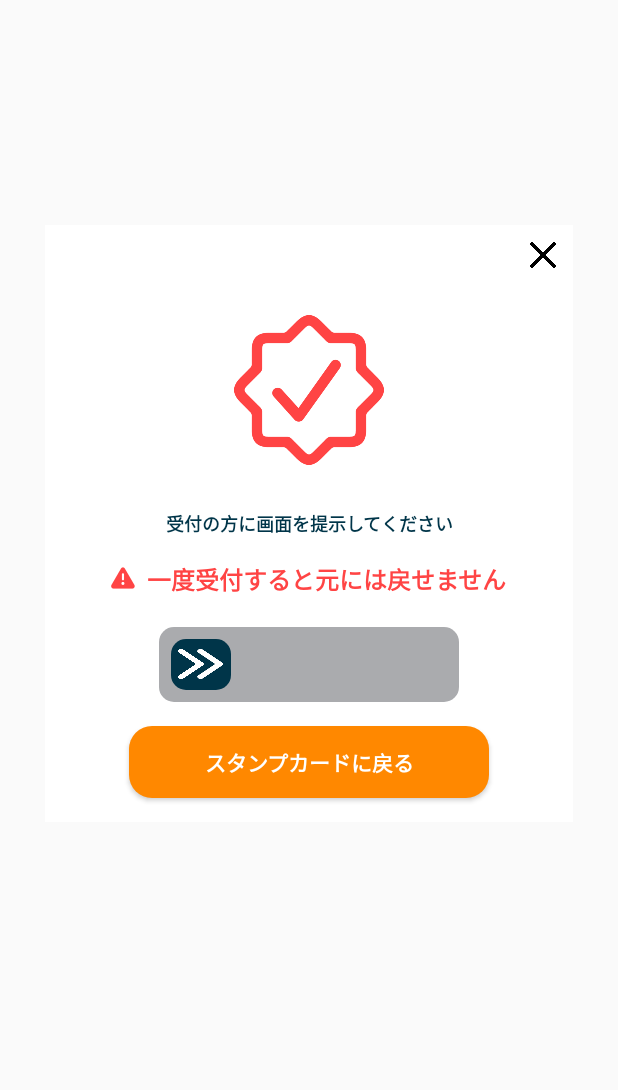
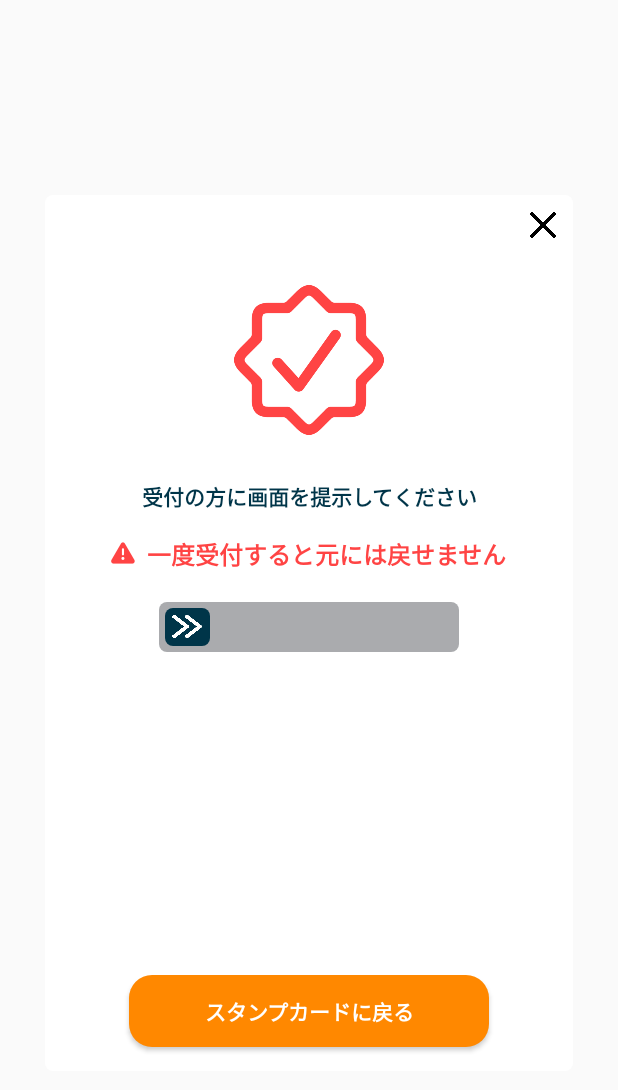
Before and after one commit to x-hajime-yasuda/StampWars_Android, an Android app: the layout receive_reward.xml on its own in the app's theme, with its tools: preview values and no code run, on a phone screen of 412 x 824 dp. Shown: the top 1090 px of the screen. Run offline under Robolectric (Android 15) with nearby library versions, the light colour scheme and no system bars.

Commit message:
スタンプカード画面のレイアウト修正

```diff
--- a/app/src/main/res/drawable/receive_switch_thumb.xml
+++ b/app/src/main/res/drawable/receive_switch_thumb.xml
@@ -1,18 +1,18 @@
 <?xml version="1.0" encoding="utf-8"?>
 <layer-list xmlns:android="http://schemas.android.com/apk/res/android">
     <item
-        android:start="8dp"
-        android:end="8dp"
-        android:top="8dp"
-        android:bottom="8dp">
+        android:start="4dp"
+        android:end="4dp"
+        android:top="4dp"
+        android:bottom="4dp">
         <shape android:shape="rectangle" android:tint="@color/primary_20">
-            <size android:width="40dp" android:height="30dp"></size>
-            <corners android:radius="10dp" />
+            <size android:width="30dp" android:height="25dp"></size>
+            <corners android:radius="5dp" />
         </shape>
     </item>
     <item
-        android:width="30dp"
-        android:height="20dp"
+        android:width="20dp"
+        android:height="15dp"
         android:gravity="center">
         <bitmap android:src="@drawable/chevron_double_right"
             android:tint="@color/white"></bitmap>
--- a/app/src/main/res/drawable/receive_switch_track.xml
+++ b/app/src/main/res/drawable/receive_switch_track.xml
@@ -4,11 +4,10 @@
         <shape
             android:shape="rectangle">
             <size
-                android:width="300dp"
-                android:height="50dp" />
+                android:height="30dp" />
             <solid android:color="#FFAAABAE"></solid>
             <corners
-                android:radius="10dp" />
+                android:radius="5dp" />
         </shape>
     </item>
 
@@ -16,10 +15,10 @@
         <shape
             android:shape="rectangle">
             <size
-                android:height="40dp" />
+                android:height="30dp" />
             <solid android:color="@color/teal_200"></solid>
             <corners
-                android:radius="10dp" />
+                android:radius="5dp" />
         </shape>
     </item>
 </selector>
--- a/app/src/main/res/layout/receive_reward.xml
+++ b/app/src/main/res/layout/receive_reward.xml
@@ -4,12 +4,12 @@
     xmlns:tools="http://schemas.android.com/tools"
     android:id="@+id/layout"
     android:layout_width="match_parent"
-    android:layout_height="wrap_content"
+    android:layout_height="match_parent"
     android:layout_marginLeft="30dp"
-    android:layout_marginTop="150dp"
+    android:layout_marginTop="130dp"
     android:layout_marginRight="30dp"
-    android:layout_marginBottom="90dp"
-    android:background="@color/white"
+    android:layout_marginBottom="110dp"
+    android:background="@drawable/list_background"
     android:orientation="vertical"
     android:topLeftRadius="5dp"
     android:topRightRadius="5dp">
@@ -38,7 +38,7 @@
         android:gravity="center"
         android:text="@string/receive_msg_please"
         android:textColor="@color/primary_20"
-        android:textSize="12sp"
+        android:textSize="14sp"
         android:textStyle="bold" />
 
     <LinearLayout
@@ -76,16 +76,23 @@
         android:thumb="@drawable/receive_switch_thumb"
         android:track="@drawable/receive_switch_track" />
 
+    <LinearLayout
+        android:id="@+id/layoutBtn"
+        android:layout_width="match_parent"
+        android:layout_height="match_parent"
+        android:gravity="bottom|center_horizontal"
+        android:orientation="vertical">
+
         <Button
             android:id="@+id/btBackStampList"
             android:layout_width="240dp"
             android:layout_height="wrap_content"
             android:layout_gravity="center_horizontal"
-        android:layout_marginTop="16dp"
             android:layout_marginBottom="16dp"
             android:background="@drawable/button_ripple"
             android:text="@string/back_to_stamp_card"
             android:textColor="@color/white"
             android:textStyle="bold" />
+    </LinearLayout>
 
 </LinearLayout>
--- a/app/src/main/res/layout/stamp_cell.xml
+++ b/app/src/main/res/layout/stamp_cell.xml
@@ -3,6 +3,7 @@
     xmlns:app="http://schemas.android.com/apk/res-auto"
     android:layout_width="match_parent"
     android:layout_height="wrap_content"
+    android:background="@color/primary_20"
     android:orientation="vertical">
 
     <androidx.cardview.widget.CardView
@@ -10,7 +11,6 @@
         android:layout_width="match_parent"
         android:layout_height="match_parent"
         android:layout_margin="1dp"
-        android:background="@color/button_highlight_color"
         android:clickable="true"
         app:cardElevation="2dp">
 
@@ -32,7 +32,7 @@
                         android:layout_width="match_parent"
                         android:layout_height="wrap_content"
                         android:layout_gravity="center"
-                        android:layout_margin="16dp"
+                        android:layout_margin="8dp"
                         android:adjustViewBounds="true"
                         android:alpha="0.5"
                         android:contentDescription="Cover"
```
Also changed, not shown: app/src/main/res/layout/after_receive.xml (+16 -9 lines), app/src/main/res/layout/stamp_list.xml (+8 -5 lines). Lines whose indentation alone changed are shown as unchanged.
